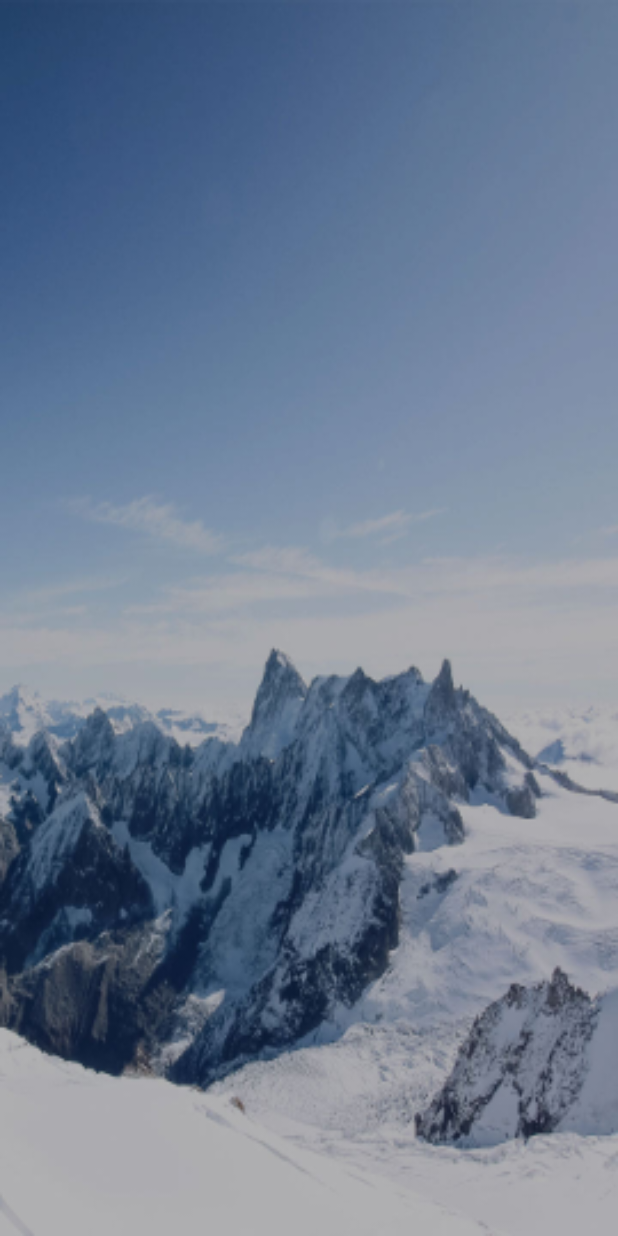
After one commit to zhang232342/AndroidFrame, an Android app: the layout per_msg.xml on its own in the app's theme, with its tools: preview values and no code run, on a phone screen of 412 x 824 dp. The commit adds this screen. Run offline under Robolectric (Android 15) with nearby library versions, the phone set to English and light mode, and no system bars.

Commit message:
个人信息

```diff
--- a/app/src/main/java/utils/HttpLogin.java
+++ b/app/src/main/java/utils/HttpLogin.java
@@ -102,8 +102,6 @@ public class HttpLogin {
             con.setRequestMethod("GET");
             //注意，把存在本地的cookie值加在请求头上
             con.setRequestProperty("Cookie", pre.getString("tokens", ""));
-            String token = pre.getString("tokens", "");
-            Log.d("tok",token);
             InputStream is=con.getInputStream();
             ByteArrayOutputStream bos=new ByteArrayOutputStream();
             byte[]buffer=new byte[1024];
--- a/app/src/main/java/utils/PathName.java
+++ b/app/src/main/java/utils/PathName.java
@@ -1,9 +1,9 @@
 package utils;
 
 public class PathName {
-    public static final String PATH_ADDRESS = "http://192.168.10.185:8080/source_2_0/android/login/doLogin";//服务器登陆地址
+    public static final String PATH_ADDRESS = "http://192.168.10.185:8080/source_2_0/androids/login/doLogin";//服务器登陆地址
     public static final String PER_MSG = "http://192.168.10.185:8080/source_2_0/android/user/test";//个人信息
-    public static final String SUCCESS ="SUCCESS";//返回成功
+    public static final String SUCCESS ="1";//返回成功
     public static final String ERROR ="ERROR";//返回失败
 
 }
--- /dev/null
+++ b/app/src/main/res/layout/per_msg.xml
@@ -0,0 +1,15 @@
+<?xml version="1.0" encoding="utf-8"?>
+<LinearLayout xmlns:android="http://schemas.android.com/apk/res/android"
+    android:orientation="vertical"
+    android:background="@mipmap/bg_login"
+    android:layout_width="match_parent"
+    android:layout_height="match_parent">
+    <TextView
+        android:layout_width="match_parent"
+        android:layout_height="match_parent"
+        android:gravity="center"
+        android:textSize="30sp"
+        android:textColor="#000000"
+        android:id="@+id/person_msg"
+        />
+</LinearLayout>
```
Also changed, not shown: app/src/main/AndroidManifest.xml (+8 -0 lines), app/src/main/java/cn/com/lttc/loginui/PerMsgActivity.java (added, +34 -0 lines), app/src/main/java/cn/com/lttc/loginui/SettingFragment.java (+19 -9 lines).
